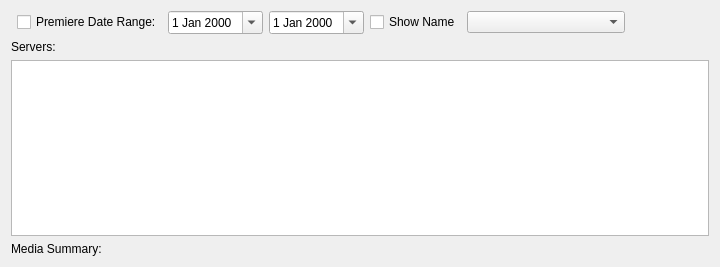
This is UI/MissingEpisodes.ui in towel42-com/EmbySync as Qt 5 draws it before an edit. The edited form follows.
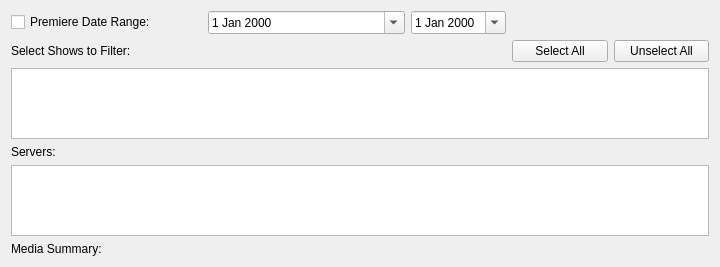
This is the edited form.

Commit message: Support for new missing episode system from emby

Diff of the .ui file:
```diff
--- a/UI/MissingEpisodes.ui
+++ b/UI/MissingEpisodes.ui
@@ -21,6 +21,40 @@
      </property>
      <widget class="QWidget" name="layoutWidget">
       <layout class="QGridLayout" name="gridLayout">
+       <item row="5" column="0" colspan="6">
+        <widget class="QLabel" name="mediaSummaryLabel">
+         <property name="sizePolicy">
+          <sizepolicy hsizetype="Preferred" vsizetype="Maximum">
+           <horstretch>0</horstretch>
+           <verstretch>0</verstretch>
+          </sizepolicy>
+         </property>
+         <property name="text">
+          <string>Media Summary:</string>
+         </property>
+        </widget>
+       </item>
+       <item row="0" column="4">
+        <widget class="QDateEdit" name="maxPremiereDate">
+         <property name="calendarPopup">
+          <bool>true</bool>
+         </property>
+        </widget>
+       </item>
+       <item row="1" column="5">
+        <widget class="QPushButton" name="selectAll">
+         <property name="text">
+          <string>Select All</string>
+         </property>
+        </widget>
+       </item>
+       <item row="3" column="0" colspan="6">
+        <widget class="QLabel" name="serversLabel">
+         <property name="text">
+          <string>Servers:</string>
+         </property>
+        </widget>
+       </item>
        <item row="0" column="2" colspan="2">
         <widget class="QDateEdit" name="minPremiereDate">
          <property name="calendarPopup">
@@ -28,7 +62,24 @@
          </property>
         </widget>
        </item>
-       <item row="2" column="0" colspan="8">
+       <item row="1" column="0" colspan="3">
+        <widget class="QLabel" name="label">
+         <property name="text">
+          <string>Select Shows to Filter:</string>
+         </property>
+        </widget>
+       </item>
+       <item row="1" column="6">
+        <widget class="QPushButton" name="unselectAll">
+         <property name="text">
+          <string>Unselect All</string>
+         </property>
+        </widget>
+       </item>
+       <item row="2" column="0" colspan="7">
+        <widget class="QListWidget" name="showsFilter"/>
+       </item>
+       <item row="4" column="0" colspan="7">
         <widget class="QTreeView" name="servers">
          <property name="alternatingRowColors">
           <bool>true</bool>
@@ -38,21 +89,7 @@
          </property>
         </widget>
        </item>
-       <item row="0" column="5">
-        <widget class="QCheckBox" name="searchByShowName">
-         <property name="text">
-          <string>Show Name</string>
-         </property>
-        </widget>
-       </item>
-       <item row="0" column="4">
-        <widget class="QDateEdit" name="maxPremiereDate">
-         <property name="calendarPopup">
-          <bool>true</bool>
-         </property>
-        </widget>
-       </item>
-       <item row="0" column="7">
+       <item row="0" column="5" colspan="2">
         <spacer name="horizontalSpacer">
          <property name="orientation">
           <enum>Qt::Horizontal</enum>
@@ -65,43 +102,13 @@
          </property>
         </spacer>
        </item>
-       <item row="0" column="1">
+       <item row="0" column="0" colspan="2">
         <widget class="QCheckBox" name="searchByDate">
          <property name="text">
           <string>Premiere Date Range:</string>
          </property>
         </widget>
        </item>
-       <item row="3" column="0" colspan="8">
-        <widget class="QLabel" name="mediaSummaryLabel">
-         <property name="sizePolicy">
-          <sizepolicy hsizetype="Preferred" vsizetype="Maximum">
-           <horstretch>0</horstretch>
-           <verstretch>0</verstretch>
-          </sizepolicy>
-         </property>
-         <property name="text">
-          <string>Media Summary:</string>
-         </property>
-        </widget>
-       </item>
-       <item row="1" column="0" colspan="8">
-        <widget class="QLabel" name="serversLabel">
-         <property name="text">
-          <string>Servers:</string>
-         </property>
-        </widget>
-       </item>
-       <item row="0" column="6">
-        <widget class="QComboBox" name="shows">
-         <property name="sizeAdjustPolicy">
-          <enum>QComboBox::AdjustToContents</enum>
-         </property>
-         <property name="placeholderText">
-          <string>Shows Must Be Loaded</string>
-         </property>
-        </widget>
-       </item>
       </layout>
      </widget>
     </widget>
```
The commit also changes 19 other files.
